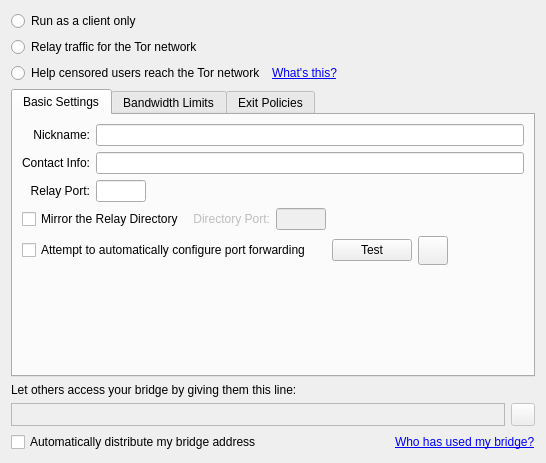
The window that src/vidalia/config/ServerPage.ui (a-ilin/vidalia) describes before a commit, drawn with Qt 5.
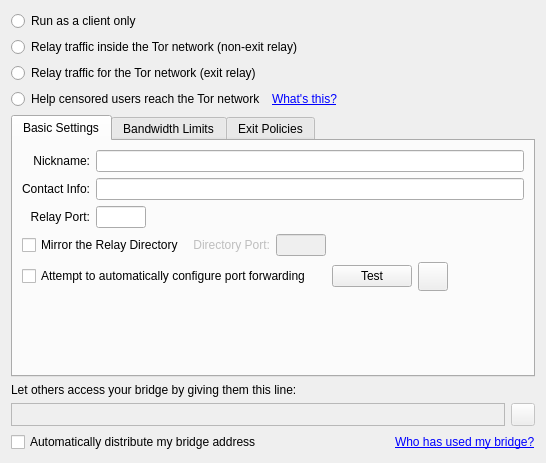
The same window after the commit. Icons and pictures are not drawn.

Commit message:
Adds a non-exit option to the sharing tab
Set middleman as the default exitpolicy for everything, the user has to
explicitly check boxes to allow exit traffic.

What changed in the file:
```diff
--- a/src/vidalia/config/ServerPage.ui
+++ b/src/vidalia/config/ServerPage.ui
@@ -21,10 +21,17 @@
      </property>
     </widget>
    </item>
+   <item>
+    <widget class="QRadioButton" name="rdoNonExitMode">
+     <property name="text">
+      <string>Relay traffic inside the Tor network (non-exit relay)</string>
+     </property>
+    </widget>
+   </item>
    <item>
     <widget class="QRadioButton" name="rdoServerMode">
      <property name="text">
-      <string>Relay traffic for the Tor network</string>
+      <string>Relay traffic for the Tor network (exit relay)</string>
      </property>
     </widget>
    </item>
```
The commit also changes 3 other files.
